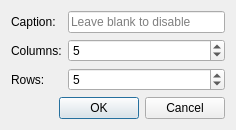
0xd34df00d/leechcraft, file src/plugins/lhtr/inserttabledialog.ui: the form before one commit.
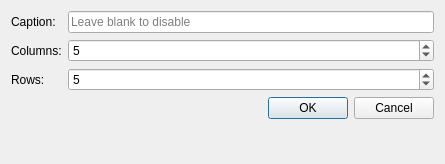
The form after the commit.

Commit message: [LHTR] Slight UI improvements

The edit to the form file:
```diff
--- a/src/plugins/lhtr/inserttabledialog.ui
+++ b/src/plugins/lhtr/inserttabledialog.ui
@@ -6,8 +6,8 @@
    <rect>
     <x>0</x>
     <y>0</y>
-    <width>236</width>
-    <height>128</height>
+    <width>445</width>
+    <height>164</height>
    </rect>
   </property>
   <property name="windowTitle">
@@ -70,6 +70,9 @@
      <property name="placeholderText">
       <string>Leave blank to disable</string>
      </property>
+     <property name="clearButtonEnabled">
+      <bool>true</bool>
+     </property>
     </widget>
    </item>
   </layout>
```
The commit also changes 2 other files.
